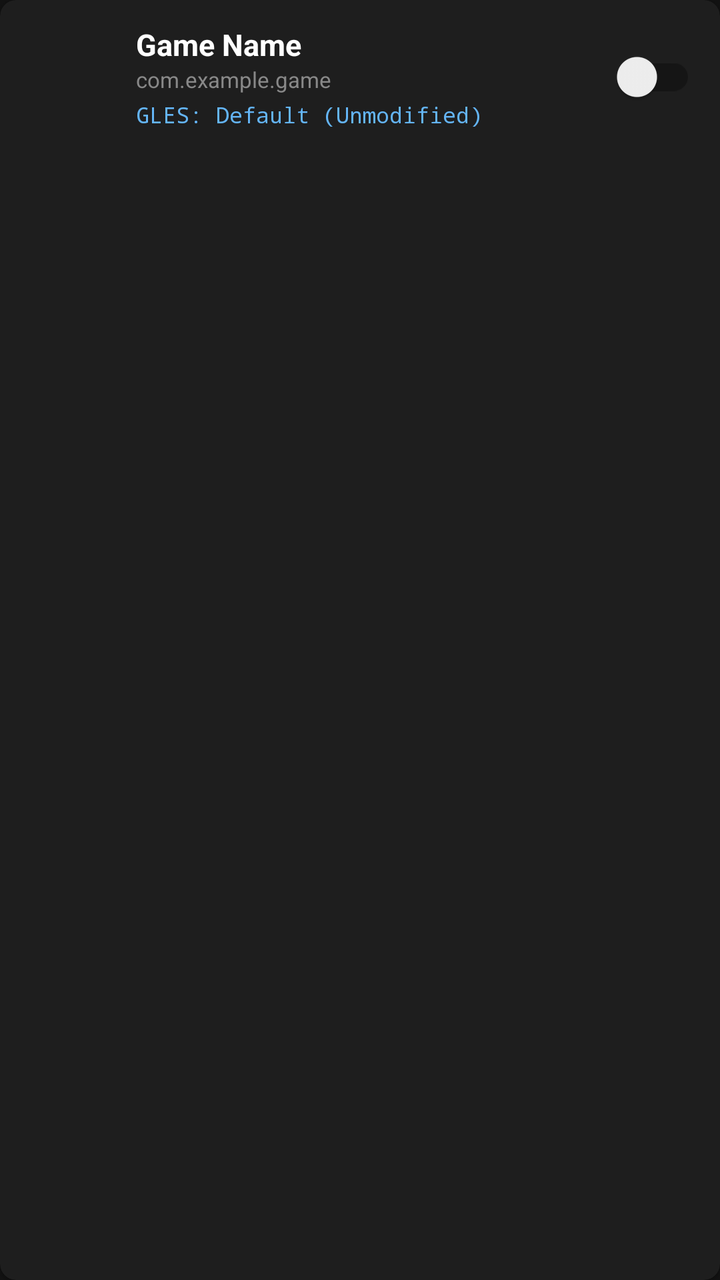
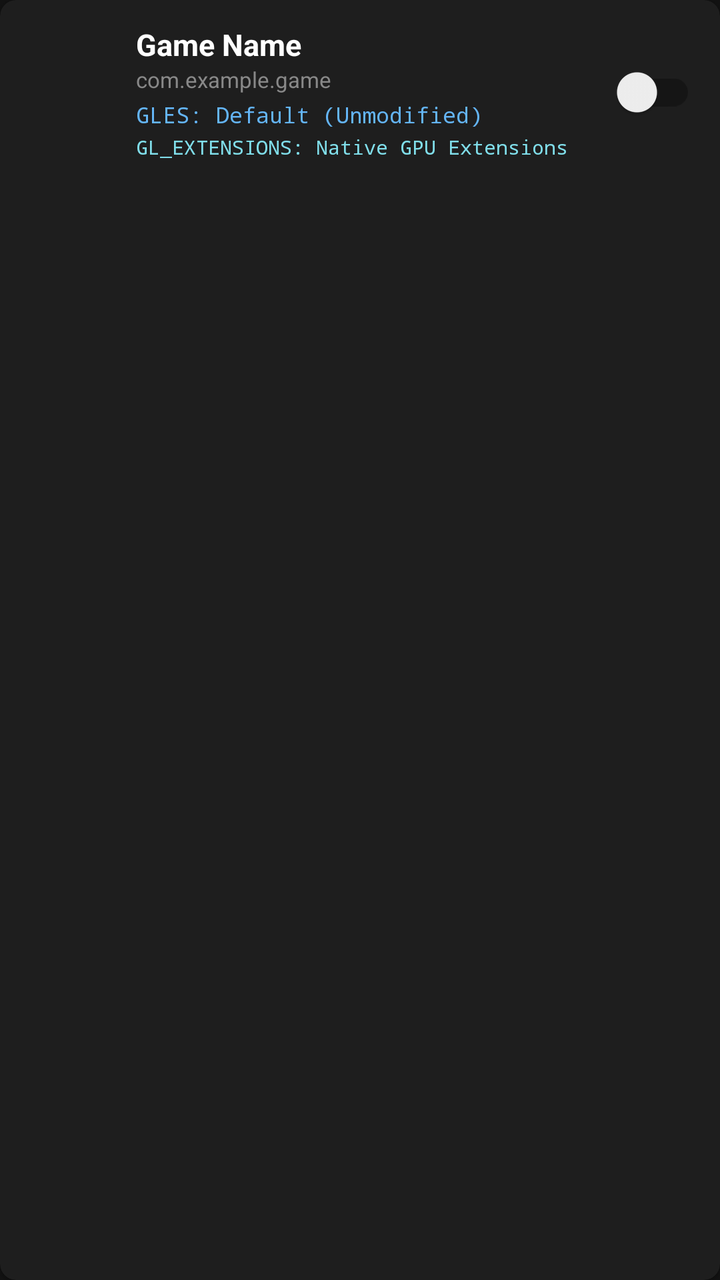

An Android layout rendered at two revisions. The XML below is the earlier revision; the diff shows what the commit changed to produce the second picture.
<!-- AndroidManifest.xml: application theme Theme.GLTools -->
<!-- res/layout/item_app.xml -->
<?xml version="1.0" encoding="utf-8"?>
<com.google.android.material.card.MaterialCardView xmlns:android="http://schemas.android.com/apk/res/android"
    xmlns:app="http://schemas.android.com/apk/res-auto"
    android:layout_width="match_parent"
    android:layout_height="wrap_content"
    android:layout_marginVertical="4dp"
    app:cardBackgroundColor="#1E1E1E"
    app:cardCornerRadius="8dp">

    <LinearLayout
        android:layout_width="match_parent"
        android:layout_height="wrap_content"
        android:orientation="horizontal"
        android:padding="12dp"
        android:gravity="center_vertical">

        <ImageView
            android:id="@+id/ivIcon"
            android:layout_width="44dp"
            android:layout_height="44dp"
            android:src="@android:drawable/sym_def_app_icon" />

        <LinearLayout
            android:layout_width="0dp"
            android:layout_height="wrap_content"
            android:layout_weight="1"
            android:orientation="vertical"
            android:layout_marginStart="12dp"
            android:layout_marginEnd="8dp">

            <TextView
                android:id="@+id/tvName"
                android:layout_width="wrap_content"
                android:layout_height="wrap_content"
                android:text="Game Name"
                android:textColor="#FFFFFF"
                android:textSize="15sp"
                android:textStyle="bold" />

            <TextView
                android:id="@+id/tvPackage"
                android:layout_width="wrap_content"
                android:layout_height="wrap_content"
                android:text="com.example.game"
                android:textColor="#888888"
                android:textSize="11sp" />

            <TextView
                android:id="@+id/tvGlVersionColumn"
                android:layout_width="wrap_content"
                android:layout_height="wrap_content"
                android:layout_marginTop="3dp"
                android:text="GLES: Default (Unmodified)"
                android:textColor="#64B5F6"
                android:textSize="11sp"
                android:fontFamily="monospace" />
        </LinearLayout>

        <androidx.appcompat.widget.SwitchCompat
            android:id="@+id/switchEnable"
            android:layout_width="wrap_content"
            android:layout_height="wrap_content" />
    </LinearLayout>
</com.google.android.material.card.MaterialCardView>
<!-- resources referenced by this layout -->
<resources>
  <style name="Theme.GLTools" parent="Theme.MaterialComponents.DayNight.NoActionBar">
          <item name="colorPrimary">#2196F3</item>
          <item name="colorPrimaryVariant">#1976D2</item>
          <item name="colorOnPrimary">#FFFFFF</item>
          <item name="android:windowBackground">#121212</item>
      </style>
</resources>

<!-- the commit's change to res/layout/item_app.xml (unified diff, before → after) -->
@@ -54,6 +54,18 @@
                 android:textColor="#64B5F6"
                 android:textSize="11sp"
                 android:fontFamily="monospace" />
+
+            <TextView
+                android:id="@+id/tvGlExtensionsColumn"
+                android:layout_width="wrap_content"
+                android:layout_height="wrap_content"
+                android:layout_marginTop="2dp"
+                android:maxLines="1"
+                android:ellipsize="end"
+                android:text="GL_EXTENSIONS: Native GPU Extensions"
+                android:textColor="#80DEEA"
+                android:textSize="10sp"
+                android:fontFamily="monospace" />
         </LinearLayout>
 
         <androidx.appcompat.widget.SwitchCompat
